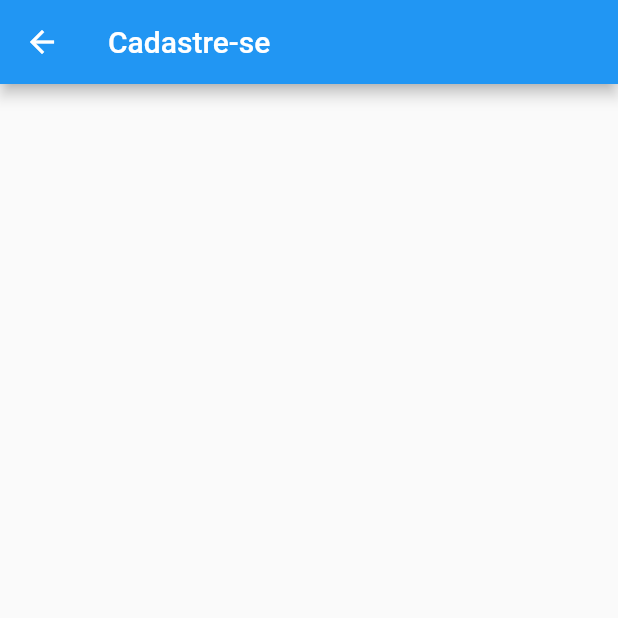
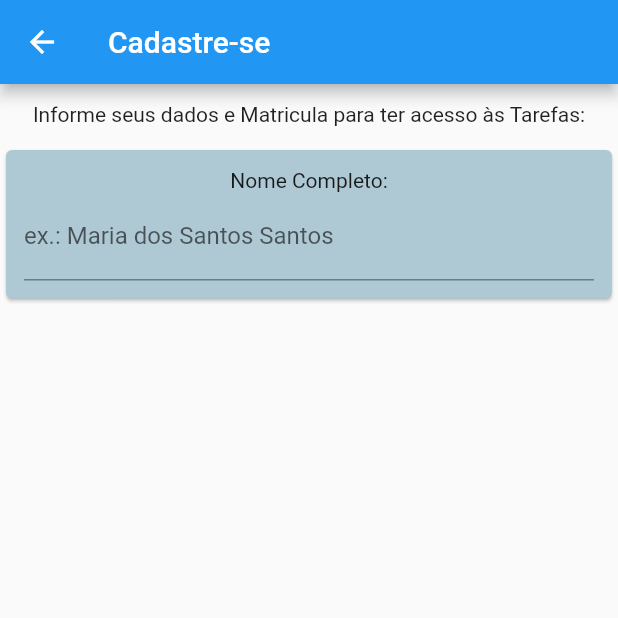
Before and after one commit to Gustavowilker/Cadastramento, a Flutter app: the cadastre screen opened directly, on a phone screen of 412 x 824 dp, the top half of it. Run offline on Flutter 3.47's test engine with Material 2 defaults, Android fonts, the phone set to English and light mode, and no system bars.

Commit message:
Update cadastre.dart

```diff
--- a/lib/Pages/loginPage/cadastre.dart
+++ b/lib/Pages/loginPage/cadastre.dart
@@ -1,21 +1,59 @@
 import 'package:flutter/material.dart';
 
 class cadastre extends StatefulWidget {
-  const cadastre({ Key? key }) : super(key: key);
+  const cadastre({Key? key}) : super(key: key);
 
   @override
   State<cadastre> createState() => _cadastreState();
 }
 
 class _cadastreState extends State<cadastre> {
+  String nome = '';
+  String email = '';
+  String password = '';
+  String funcao = '';
+  int cpf = 0;
+  int matricula = 0;
+
   @override
   Widget build(BuildContext context) {
     return Scaffold(
       appBar: AppBar(
         title: Text('Cadastre-se'),
       ),
-      body: Card(
-
+      body: Column(
+        children: [
+          Padding(
+            padding: const EdgeInsets.all(12.0),
+            child: Container(
+              child: Text(
+                'Informe seus dados e Matricula para ter acesso às Tarefas:',
+                textAlign: TextAlign.center,
+              ),
+            ),
+          ),
+          Card(
+            color: Color.fromARGB(255, 174, 200, 212),
+            child: Padding(
+              padding: const EdgeInsets.all(12),
+              child: Column(
+                children: [
+                  Text(
+                    'Nome Completo:',
+                    textAlign: TextAlign.left,
+                  ),
+                  TextField(
+                    onChanged: (Text) {
+                      nome = Text;
+                    },
+                    decoration: InputDecoration(
+                        labelText: 'ex.: Maria dos Santos Santos'),
+                  ),
+                ],
+              ),
+            ),
+          ),
+        ],
       ),
     );
   }
```
